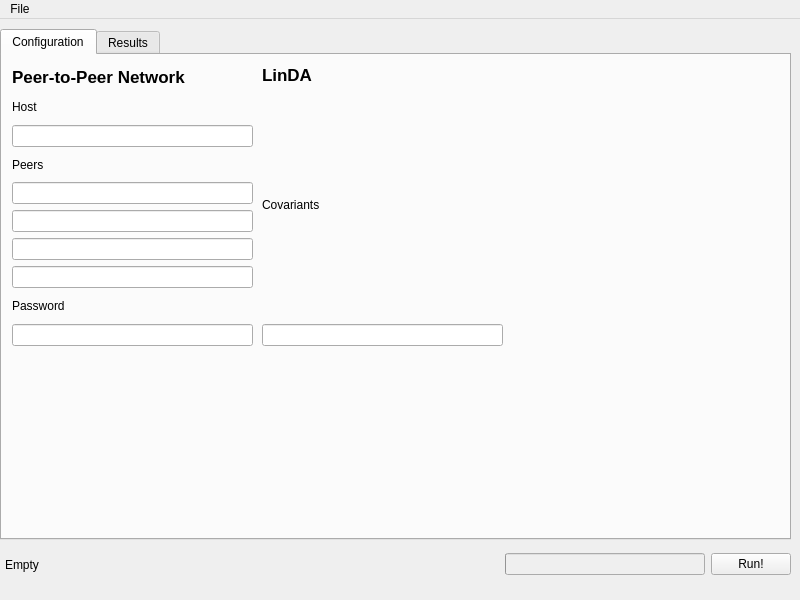
Qt form gLinDA/gui.ui (OnlineArts/gLinDA) before a commit.
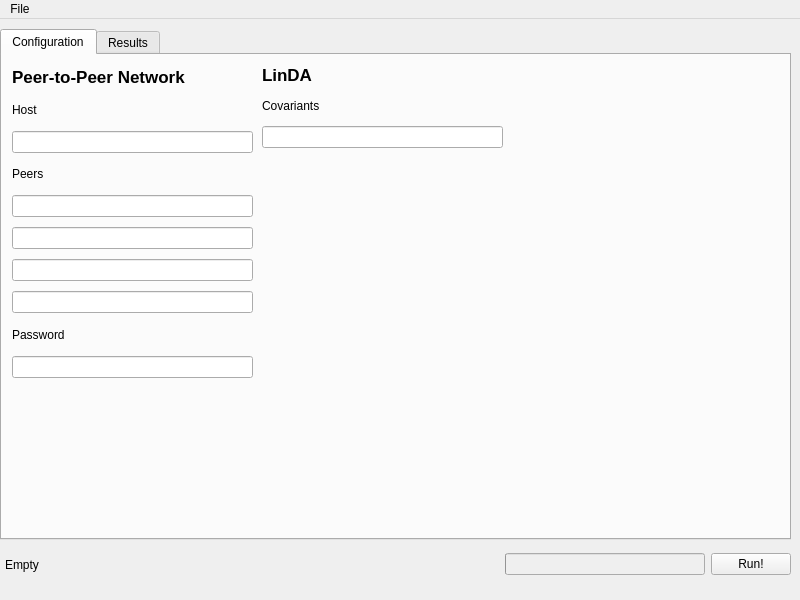
The same form after that commit. Icons and pictures are not drawn.

```diff
--- a/gLinDA/gui.ui
+++ b/gLinDA/gui.ui
@@ -54,10 +54,13 @@
         <x>10</x>
         <y>10</y>
         <width>241</width>
-        <height>281</height>
+        <height>313</height>
        </rect>
       </property>
       <layout class="QVBoxLayout" name="ConfigP2PLayout">
+       <property name="spacing">
+        <number>10</number>
+       </property>
        <property name="sizeConstraint">
         <enum>QLayout::SetDefaultConstraint</enum>
        </property>
@@ -129,7 +132,7 @@
         <x>260</x>
         <y>10</y>
         <width>241</width>
-        <height>281</height>
+        <height>311</height>
        </rect>
       </property>
       <layout class="QVBoxLayout" name="ConfigLINDALayout" stretch="0,1,0">
@@ -137,7 +140,10 @@
         <number>10</number>
        </property>
        <property name="sizeConstraint">
-        <enum>QLayout::SetDefaultConstraint</enum>
+        <enum>QLayout::SetMinimumSize</enum>
+       </property>
+       <property name="bottomMargin">
+        <number>228</number>
        </property>
        <item>
         <widget class="QLabel" name="LindaLabel">
```
Left out of the diff: 19 changed lines with no effect on the pictures.
